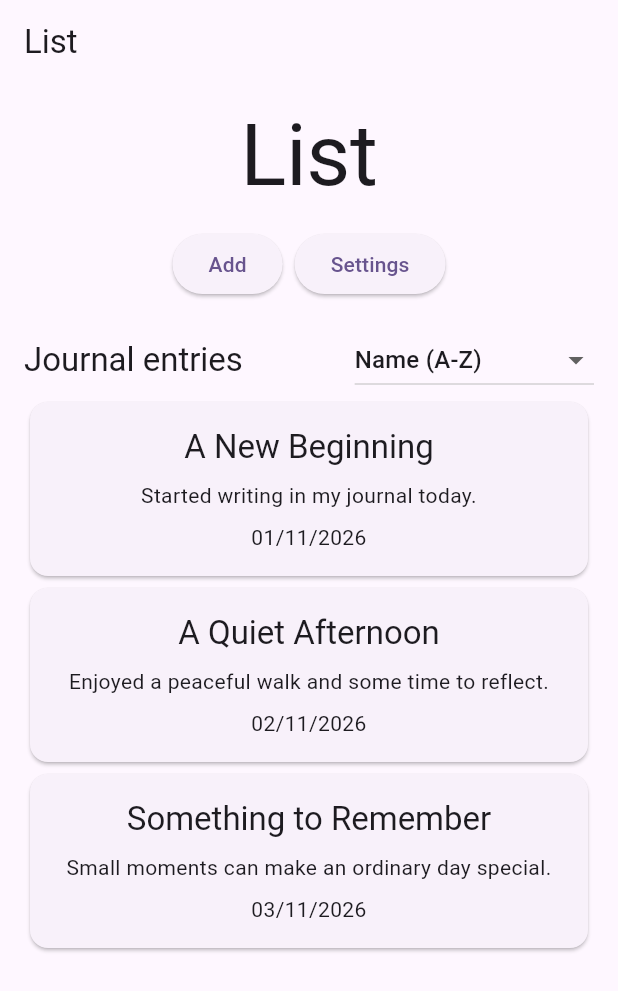
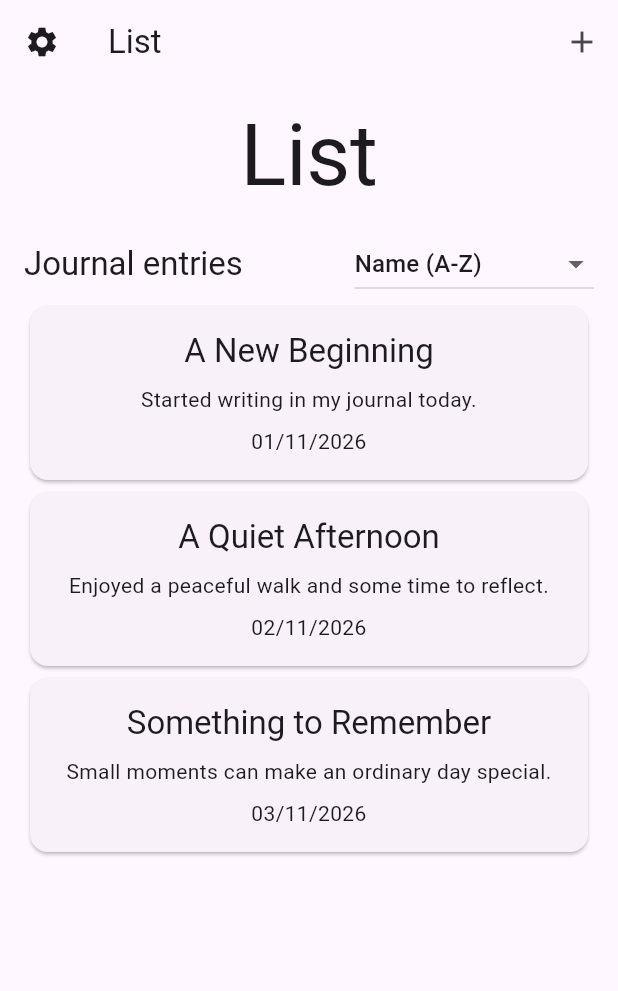
Before and after one commit to VexiQuus/FlutterWorkshop, a Flutter app: the screen it shows after launch, on a phone screen of 412 x 824 dp. Shown: the top 991 px of the screen. Run offline on Flutter 3.47's test engine with Material 3 defaults, Android fonts, the phone set to English and light mode, and no system bars.

Commit message:
Navgtor update

```diff
--- a/lib/Pages/HomePage/HomePage.dart
+++ b/lib/Pages/HomePage/HomePage.dart
@@ -52,7 +52,21 @@ class _HomePageState extends State<HomePage> {
     return AnimatedBuilder(
       animation: _controller,
       builder: (context, _) => Scaffold(
-        appBar: AppBar(title: const Text('List')),
+        appBar: AppBar(
+          leading: IconButton(
+            tooltip: 'Settings',
+            onPressed: () => _controller.openSettings(context),
+            icon: const Icon(Icons.settings),
+          ),
+          title: const Text('List'),
+          actions: [
+            IconButton(
+              tooltip: 'Add journal entry',
+              onPressed: () => _controller.openAdd(context),
+              icon: const Icon(Icons.add),
+            ),
+          ],
+        ),
         body: ListView(
           padding: const EdgeInsets.all(16),
           children: [
@@ -60,21 +74,6 @@ class _HomePageState extends State<HomePage> {
               'List',
               style: Theme.of(context).textTheme.displayLarge,
               textAlign: TextAlign.center,
-            ),
-            const SizedBox(height: 16),
-            Wrap(
-              alignment: WrapAlignment.center,
-              spacing: 8,
-              children: [
-                ElevatedButton(
-                  onPressed: () => _controller.openAdd(context),
-                  child: const Text('Add'),
-                ),
-                ElevatedButton(
-                  onPressed: () => _controller.openSettings(context),
-                  child: const Text('Settings'),
-                ),
-              ],
             ),
             const SizedBox(height: 16),
             Row(
```
